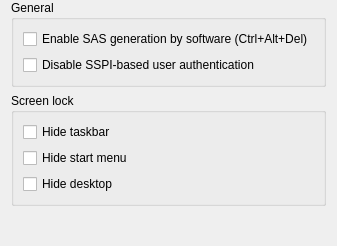
Qt form plugins/platform/windows/WindowsPlatformConfigurationPage.ui (veyon/veyon) before a commit.
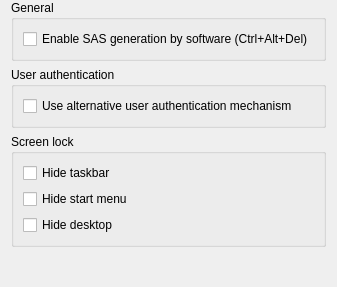
The same form after that commit. Icons and pictures are not drawn.

Diff of the .ui file:
```diff
--- a/plugins/platform/windows/WindowsPlatformConfigurationPage.ui
+++ b/plugins/platform/windows/WindowsPlatformConfigurationPage.ui
@@ -29,10 +29,19 @@
         </property>
        </widget>
       </item>
+     </layout>
+    </widget>
+   </item>
+   <item>
+    <widget class="QGroupBox" name="groupBox_3">
+     <property name="title">
+      <string>User authentication</string>
+     </property>
+     <layout class="QVBoxLayout" name="verticalLayout_4">
       <item>
        <widget class="QCheckBox" name="disableSSPIBasedUserAuthentication">
         <property name="text">
-         <string>Disable SSPI-based user authentication</string>
+         <string>Use alternative user authentication mechanism</string>
         </property>
        </widget>
       </item>
```
